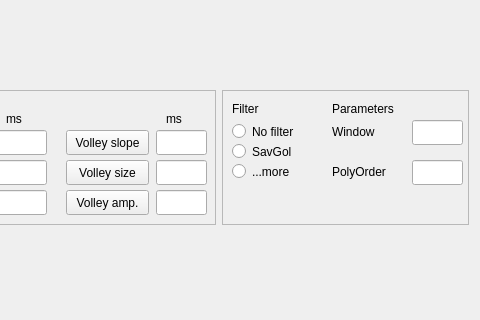
The window that QtDesigner/bwmeasure.ui (matoloa/brainwash) describes before a commit, drawn with Qt 5; both pictures show x 115 to 595 and y 204 to 524 of the 595 by 812 pixel window.
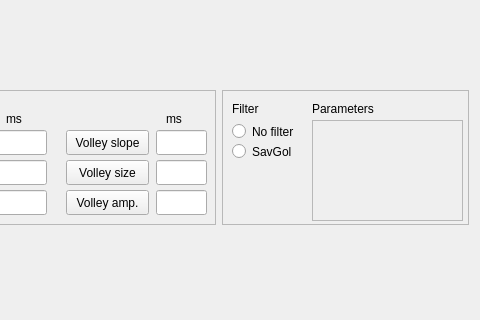
The same window after the commit.

Commit message: WIP: measure ui updates to selected filter

Patch:
```diff
--- a/QtDesigner/bwmeasure.ui
+++ b/QtDesigner/bwmeasure.ui
@@ -272,59 +272,10 @@
            <string>Filter</string>
           </property>
          </widget>
-         <widget class="QLineEdit" name="lineEdit_filter_param1">
-          <property name="geometry">
-           <rect>
-            <x>190</x>
-            <y>30</y>
-            <width>51</width>
-            <height>25</height>
-           </rect>
-          </property>
-         </widget>
-         <widget class="QRadioButton" name="radioButton_filter_placeholder">
-          <property name="geometry">
-           <rect>
-            <x>10</x>
-            <y>70</y>
-            <width>106</width>
-            <height>23</height>
-           </rect>
-          </property>
-          <property name="text">
-           <string>...more</string>
-          </property>
-         </widget>
-         <widget class="QLabel" name="label_filter_param2">
-          <property name="geometry">
-           <rect>
-            <x>110</x>
-            <y>70</y>
-            <width>71</width>
-            <height>23</height>
-           </rect>
-          </property>
-          <property name="text">
-           <string>PolyOrder</string>
-          </property>
-          <property name="alignment">
-           <set>Qt::AlignLeading|Qt::AlignLeft|Qt::AlignVCenter</set>
-          </property>
-         </widget>
-         <widget class="QLineEdit" name="lineEdit_filter_param2">
-          <property name="geometry">
-           <rect>
-            <x>190</x>
-            <y>70</y>
-            <width>51</width>
-            <height>25</height>
-           </rect>
-          </property>
-         </widget>
          <widget class="QLabel" name="label_filter_params">
           <property name="geometry">
            <rect>
-            <x>110</x>
+            <x>90</x>
             <y>10</y>
             <width>91</width>
             <height>17</height>
@@ -360,20 +311,20 @@
            <string>No filter</string>
           </property>
          </widget>
-         <widget class="QLabel" name="label_filter_param1">
+         <widget class="QFrame" name="frame_measure_filter_params">
           <property name="geometry">
            <rect>
-            <x>110</x>
+            <x>90</x>
             <y>30</y>
-            <width>71</width>
-            <height>23</height>
+            <width>151</width>
+            <height>101</height>
            </rect>
           </property>
-          <property name="text">
-           <string>Window</string>
+          <property name="frameShape">
+           <enum>QFrame::StyledPanel</enum>
           </property>
-          <property name="alignment">
-           <set>Qt::AlignLeading|Qt::AlignLeft|Qt::AlignVCenter</set>
+          <property name="frameShadow">
+           <enum>QFrame::Raised</enum>
           </property>
          </widget>
         </widget>
```
Left out of the diff: 2 changed lines with no effect on the pictures. The commit also changes 2 other files.
